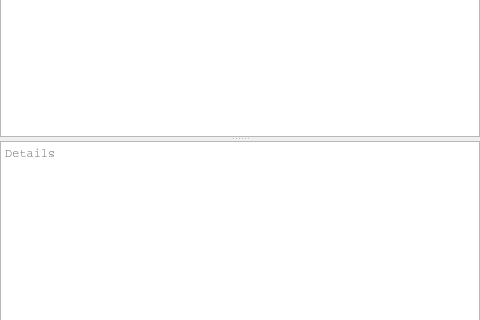
The window that Qt/Core/Resources/UI/pqLogViewerWidget.ui (Kitware/ParaView) describes before a commit, drawn with Qt 5; both pictures show x 0 to 480 and y 174 to 494 of the 480 by 640 pixel window.
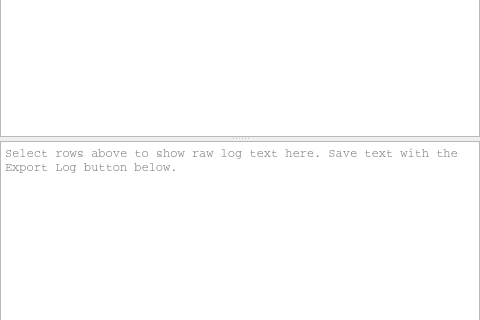
The same window after the commit. Icons and pictures are not drawn.

Commit message: Add helpful description of how to add and export text

Patch:
```diff
--- a/Qt/Core/Resources/UI/pqLogViewerWidget.ui
+++ b/Qt/Core/Resources/UI/pqLogViewerWidget.ui
@@ -102,7 +102,7 @@
        <bool>true</bool>
       </property>
       <property name="placeholderText" stdset="0">
-       <string>Details</string>
+       <string>Select rows above to show raw log text here. Save text with the Export Log button below.</string>
       </property>
      </widget>
     </widget>
```
